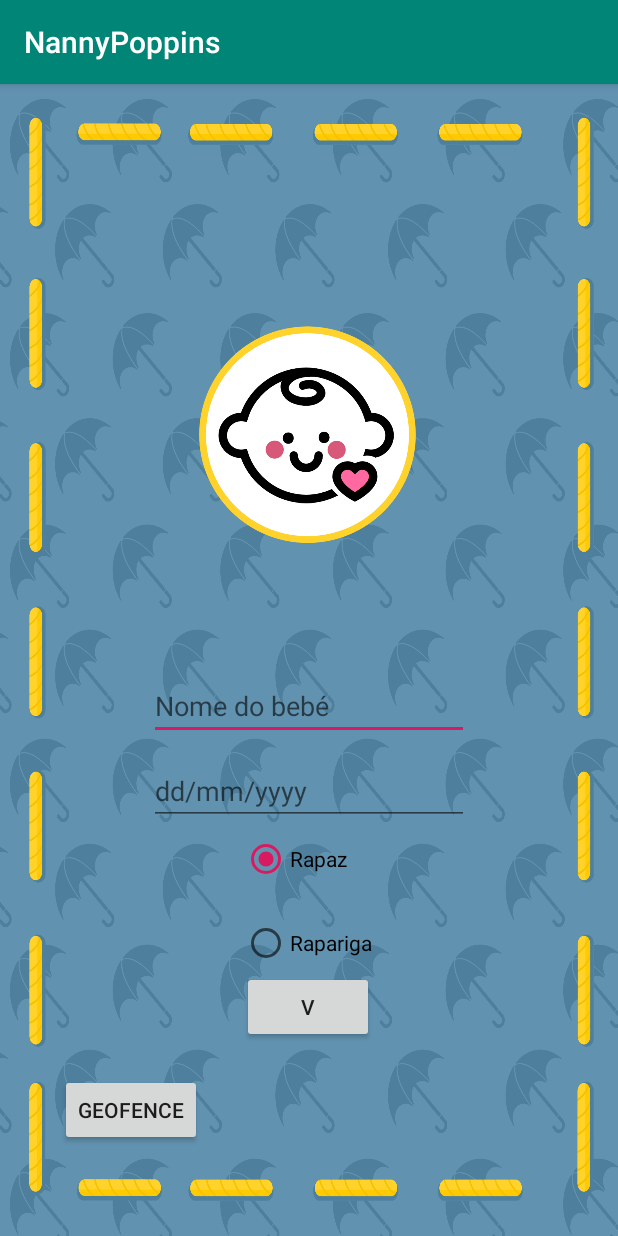
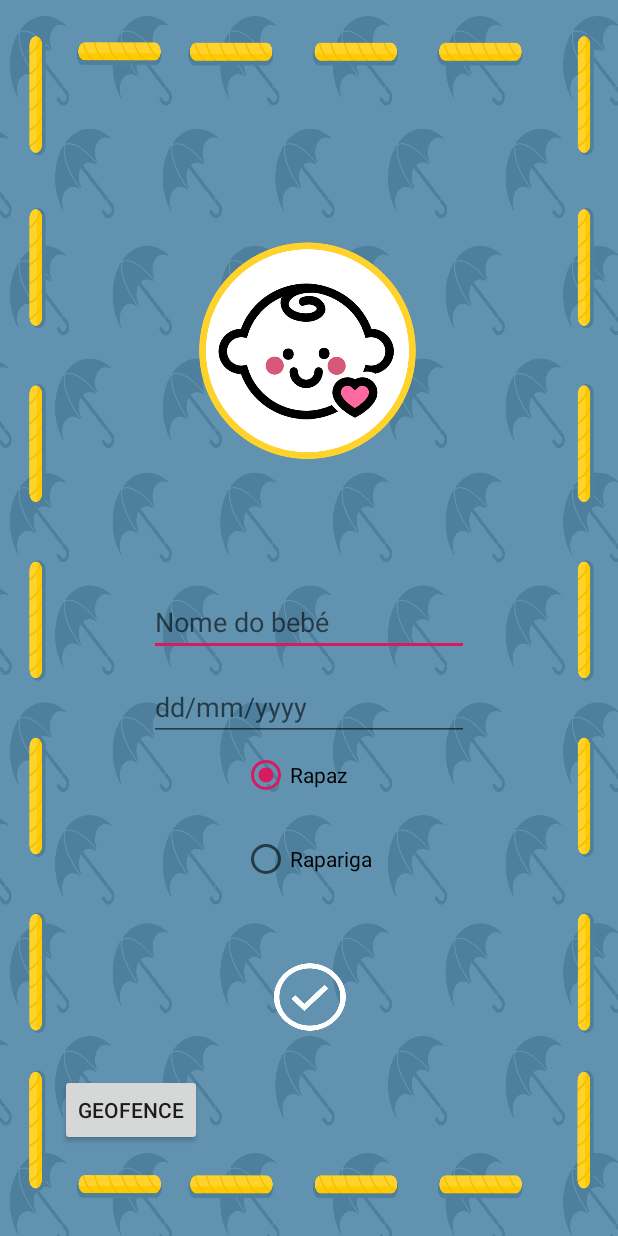
Before and after one commit to Andree37/NannyPoppins, an Android app: the screen it shows after launch (MainActivity), on a phone screen of 412 x 824 dp. Run offline under Robolectric (Android 15) with nearby library versions, the phone set to English and light mode, and no system bars.

Commit message:
button fixed and upper bar

```diff
--- a/NannyPoppins/app/src/main/java/com/example/nannypoppins/MainActivity.java
+++ b/NannyPoppins/app/src/main/java/com/example/nannypoppins/MainActivity.java
@@ -36,6 +36,7 @@ public class MainActivity extends AppCompatActivity {
                 radioButton = findViewById(radioId);
 
                 String gender = (String) radioButton.getText();
+                System.out.println(gender);
             }
         });
 
--- a/NannyPoppins/app/src/main/res/layout/activity_main.xml
+++ b/NannyPoppins/app/src/main/res/layout/activity_main.xml
@@ -102,14 +102,13 @@
 
     <Button
         android:id="@+id/apply"
-        android:layout_width="wrap_content"
-        android:layout_height="wrap_content"
+        android:layout_width="63dp"
+        android:layout_height="59dp"
         android:layout_marginTop="199dp"
-        android:text="V"
+        android:background="@drawable/button_certo"
         app:layout_constraintBottom_toBottomOf="parent"
         app:layout_constraintEnd_toEndOf="parent"
-        app:layout_constraintHorizontal_bias="0.498"
         app:layout_constraintStart_toStartOf="parent"
         app:layout_constraintTop_toBottomOf="@+id/imageView"
-        app:layout_constraintVertical_bias="0.0" />
+        app:layout_constraintVertical_bias="0.259" />
 </androidx.constraintlayout.widget.ConstraintLayout>
--- a/NannyPoppins/app/src/main/res/values/styles.xml
+++ b/NannyPoppins/app/src/main/res/values/styles.xml
@@ -1,7 +1,7 @@
 <resources>
 
     <!-- Base application theme. -->
-    <style name="AppTheme" parent="Theme.AppCompat.Light.DarkActionBar">
+    <style name="AppTheme" parent="Theme.AppCompat.Light.NoActionBar">
         <!-- Customize your theme here. -->
         <item name="colorPrimary">@color/colorPrimary</item>
         <item name="colorPrimaryDark">@color/colorPrimaryDark</item>
```
Also changed, not shown: NannyPoppins/app/src/main/res/drawable/button_certo.png (added).
